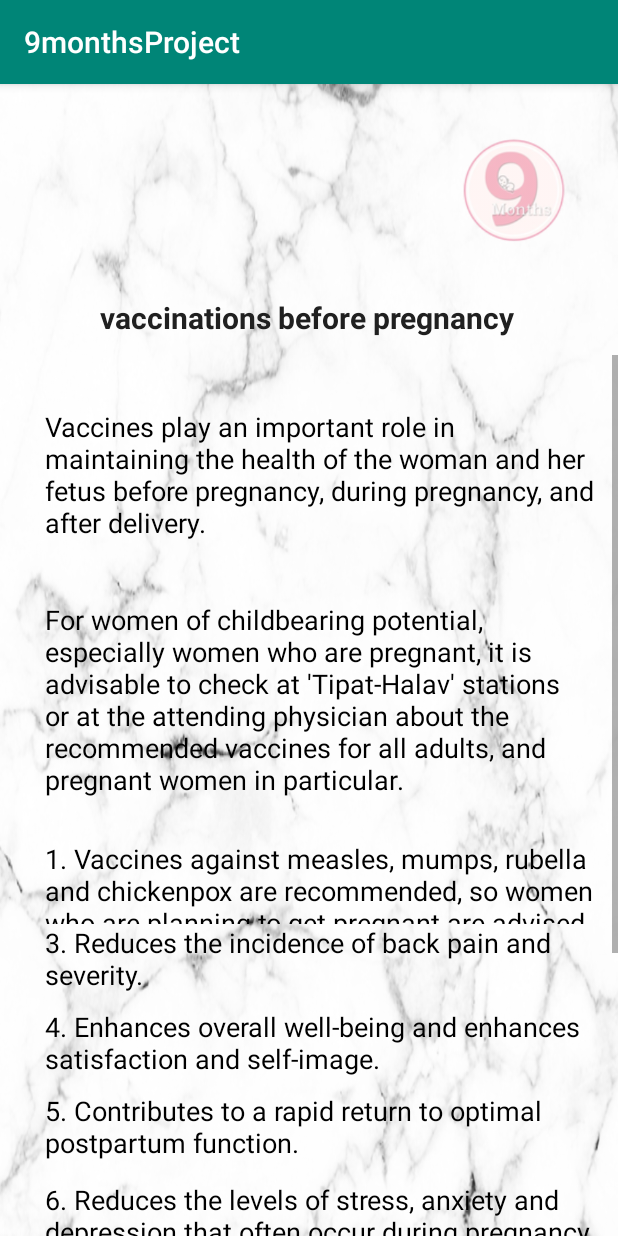
After one commit to 9monthtsApp/9monthapp, an Android app: the vaccinationArticle1 screen opened directly, with no data from a screen before it, on a phone screen of 412 x 824 dp. The commit adds this screen. Run offline under Robolectric (Android 15) with nearby library versions, the phone set to English and light mode, and no system bars.

Commit message:
addind vaccination articles

```diff
--- a/app/src/main/AndroidManifest.xml
+++ b/app/src/main/AndroidManifest.xml
@@ -9,7 +9,11 @@
         android:roundIcon="@mipmap/ic_launcher_round"
         android:supportsRtl="true"
         android:theme="@style/AppTheme">
-        <activity android:name=".triedTrimesterTests"></activity>
+        <activity android:name=".vaccinationArticle3"></activity>
+        <activity android:name=".vaccinationArticle2" />
+        <activity android:name=".vaccinationArticle1" />
+        <activity android:name=".vaccinationsArticles" />
+        <activity android:name=".triedTrimesterTests" />
         <activity android:name=".secTrimsterTests" />
         <activity android:name=".prePregnancyTests" />
         <activity android:name=".firstTrimester" />
--- /dev/null
+++ b/app/src/main/java/com/first/a9monthsproject/vaccinationArticle1.java
@@ -0,0 +1,52 @@
+package com.first.a9monthsproject;
+
+import android.content.Intent;
+import android.os.Bundle;
+import android.view.View;
+import android.widget.Button;
+
+import androidx.appcompat.app.AppCompatActivity;
+
+public class vaccinationArticle1 extends AppCompatActivity {
+    private Button returnButton;
+    private Button returnMainArtical;
+
+    @Override
+    protected void onCreate(Bundle savedInstanceState) {
+        super.onCreate(savedInstanceState);
+        setContentView(R.layout.activity_vaccination_article1);
+        returnButton =(Button) findViewById(R.id.gobackToArticlesNut);
+        returnMainArtical = (Button) findViewById(R.id.returnMainArticles);
+
+
+
+        returnButton.setOnClickListener(new View.OnClickListener() {
+            @Override
+            public void onClick(View v) {
+                openVaccinationsPage();
+            }
+        });
+
+        returnMainArtical.setOnClickListener(new View.OnClickListener() {
+            @Override
+            public void onClick(View v) {
+                openMainArticlesPage();
+            }
+        });
+    }
+
+    //use fun to move on to vaccinations page
+    public void openVaccinationsPage() {
+        Intent in = new Intent(this, vaccinationsArticles.class);
+        startActivity(in);
+
+    }
+
+
+    //use fun to move on to main Articals page
+    public void openMainArticlesPage() {
+        Intent in = new Intent(this, articles.class);
+        startActivity(in);
+
+    }
+}
--- a/app/src/main/res/layout/activity_nutriton_and_diet_articals.xml
+++ b/app/src/main/res/layout/activity_nutriton_and_diet_articals.xml
@@ -21,7 +21,7 @@
     app:srcCompat="@drawable/mini_logo" />
 
 <EditText
-        android:id="@+id/title_nutritonAndDietArticals"
+    android:id="@+id/vaccinationsArticles"
     android:layout_width="280dp"
     android:layout_height="wrap_content"
     android:layout_gravity="left"
--- a/app/src/main/res/layout/activity_questions_answers.xml
+++ b/app/src/main/res/layout/activity_questions_answers.xml
@@ -77,7 +77,7 @@
 
 
         <Button
-            android:id="@+id/germs"
+            android:id="@+id/vaccinations"
             android:layout_width="300dp"
             android:layout_marginTop="120dp"
             android:layout_height="wrap_content"
--- /dev/null
+++ b/app/src/main/res/layout/activity_vaccination_article1.xml
@@ -0,0 +1,189 @@
+<?xml version="1.0" encoding="utf-8"?>
+<LinearLayout xmlns:android="http://schemas.android.com/apk/res/android"
+    xmlns:ads="http://schemas.android.com/apk/res-auto"
+    xmlns:app="http://schemas.android.com/apk/res-auto"
+    xmlns:tools="http://schemas.android.com/tools"
+    android:layout_width="match_parent"
+    android:layout_height="match_parent"
+    android:background="@drawable/marbel"
+    android:orientation="vertical"
+    tools:context=".vaccinationArticle1">
+
+
+    <ImageView
+        android:id="@+id/Image_Logo"
+        android:layout_width="140dp"
+        android:layout_height="70dp"
+        android:layout_gravity="right|top"
+        android:layout_marginTop="35dp"
+        android:background="#00000000"
+        android:shadowColor="#D2F8EF"
+        app:srcCompat="@drawable/mini_logo" />
+
+    <EditText
+        android:id="@+id/title_artical2"
+        android:layout_width="320dp"
+        android:layout_height="50dp"
+        android:layout_gravity="left"
+        android:layout_marginHorizontal="100px"
+        android:layout_marginTop="25dp"
+        android:background="#00000000"
+        android:hint="vaccinations before pregnancy"
+        android:inputType="text"
+        android:textColorHint="#202020"
+        android:textSize="20dp"
+        android:textStyle="bold" />
+
+    <ScrollView
+        android:id="@+id/ScrollView01"
+        android:layout_width="match_parent"
+        android:layout_height="match_parent">
+
+
+        <RelativeLayout
+            android:id="@+id/RelativeLayout01"
+            android:layout_width="fill_parent"
+            android:layout_height="fill_parent" >
+
+
+            <LinearLayout
+                android:id="@+id/LinearLayout01"
+                android:layout_width="fill_parent"
+                android:layout_height="fill_parent"
+                android:layout_alignParentEnd="true"
+                android:layout_marginEnd="0dp"
+                android:orientation="vertical">
+
+                <TextView
+                    android:id="@+id/part1"
+                    android:layout_width="399dp"
+                    android:layout_height="104dp"
+                    android:layout_gravity="left"
+                    android:layout_marginTop="30sp"
+                    android:layout_weight="1"
+                    android:paddingLeft="30dp"
+                    android:paddingTop="5dp"
+                    android:text="Vaccines play an important role in maintaining the health of the woman and her fetus before pregnancy, during pregnancy, and after delivery."
+
+                    android:textColor="#000000"
+                    android:textSize="18dp"></TextView>
+
+
+                <TextView
+                    android:id="@+id/part2"
+                    android:layout_width="399dp"
+                    android:layout_height="159dp"
+                    android:layout_gravity="left"
+                    android:layout_marginTop="30sp"
+                    android:paddingLeft="30dp"
+                    android:text="For women of childbearing potential, especially women who are pregnant, it is advisable to check at 'Tipat-Halav' stations or at the attending physician about the recommended vaccines for all adults, and pregnant women in particular."
+                    android:textColor="#000000"
+                    android:textSize="18dp" />
+
+
+                <TextView
+                    android:id="@+id/prat3"
+                    android:layout_width="wrap_content"
+                    android:layout_height="56dp"
+                    android:layout_gravity="left"
+                    android:paddingLeft="30dp"
+                    android:text="1. Vaccines against measles, mumps, rubella and chickenpox
+are recommended, so women who are planning to get pregnant are advised to check if they are vaccinated against these diseases.
+The vaccines against these diseases are live-attenuated vaccines and are not given during pregnancy, even for women who are not immune to the same diseases."
+                    android:textColor="#000000"
+                    android:textSize="18dp" />
+
+
+                <TextView
+                    android:id="@+id/part4"
+                    android:layout_width="wrap_content"
+                    android:layout_height="56dp"
+                    android:layout_gravity="left"
+                    android:paddingLeft="30dp"
+                    android:text="3. Reduces the incidence of back pain and severity."
+                    android:textColor="#000000"
+                    android:textSize="18dp" />
+
+                <TextView
+                    android:id="@+id/part5"
+                    android:layout_width="wrap_content"
+                    android:layout_height="56dp"
+                    android:layout_gravity="left"
+                    android:paddingLeft="30dp"
+                    android:text="4. Enhances overall well-being and enhances satisfaction and self-image."
+                    android:textColor="#000000"
+                    android:textSize="18dp" />
+
+
+                <TextView
+                    android:id="@+id/part6"
+                    android:layout_width="wrap_content"
+                    android:layout_height="59dp"
+                    android:layout_gravity="left"
+                    android:paddingLeft="30dp"
+                    android:text="5. Contributes to a rapid return to optimal postpartum function."
+                    android:textColor="#000000"
+                    android:textSize="18dp" />
+
+
+                <TextView
+                    android:id="@+id/part7"
+                    android:layout_width="wrap_content"
+                    android:layout_height="78dp"
+                    android:layout_gravity="left"
+                    android:paddingLeft="30dp"
+                    android:text="6. Reduces the levels of stress, anxiety and depression that often occur during pregnancy and after childbirth."
+                    android:textColor="#000000"
+                    android:textSize="18dp" />
+
+
+                <LinearLayout
+                    android:layout_width="600px"
+                    android:layout_height="wrap_content"
+                    android:layout_gravity="center_horizontal"
+                    android:layout_marginTop="20dp">
+                </LinearLayout>
+
+
+                <Button
+                    android:id="@+id/gobackToArticlesNut"
+                    android:layout_width="330dp"
+                    android:layout_marginTop="15dp"
+                    android:layout_height="wrap_content"
+                    android:layout_gravity="center_horizontal"
+                    android:textColorHint="#FFFFFF"
+                    android:layout_marginHorizontal="100px"
+                    android:background="#95F5B5C3"
+                    android:hint="Return to articles list"
+                    android:textSize="20dp"
+                    android:textStyle="bold" />
+
+                <Button
+                    android:id="@+id/returnMainArticles"
+                    android:layout_width="330dp"
+                    android:layout_marginTop="25dp"
+                    android:layout_height="wrap_content"
+                    android:layout_gravity="center_horizontal"
+                    android:textColorHint="#FFFFFF"
+                    android:layout_marginHorizontal="100px"
+                    android:background="#95F5B5C3"
+                    android:hint="Return to the main articles page"
+                    android:textSize="20dp"
+                    android:textStyle="bold" />
+
+
+                <LinearLayout
+                    android:layout_width="600px"
+                    android:layout_height="wrap_content"
+                    android:layout_gravity="center_horizontal"
+                    android:layout_marginTop="80dp">
+                </LinearLayout>
+
+
+
+
+            </LinearLayout>
+        </RelativeLayout>
+    </ScrollView>
+
+</LinearLayout>
```
Also changed, not shown: app/src/main/java/com/first/a9monthsproject/articles.java (+18 -2 lines), app/src/main/java/com/first/a9monthsproject/vaccinationArticle2.java (added, +51 -0 lines), app/src/main/java/com/first/a9monthsproject/vaccinationArticle3.java (added, +50 -0 lines), app/src/main/java/com/first/a9monthsproject/vaccinationsArticles.java (added, +87 -0 lines), app/src/main/res/layout/activity_articles.xml (+5 -5 lines), app/src/main/res/layout/activity_vaccination_article2.xml (added, +9 -0 lines), app/src/main/res/layout/activity_vaccination_article3.xml (added, +9 -0 lines), app/src/main/res/layout/activity_vaccinationsarticles.xml (added, +104 -0 lines), app/src/main/res/drawable-v24/babylegs2.jpeg (added), app/src/main/res/drawable-v24/babylegs2.png (deleted), app/src/main/res/drawable-v24/vaccinationlogo.png (added). Lines whose indentation alone changed are shown as unchanged.
